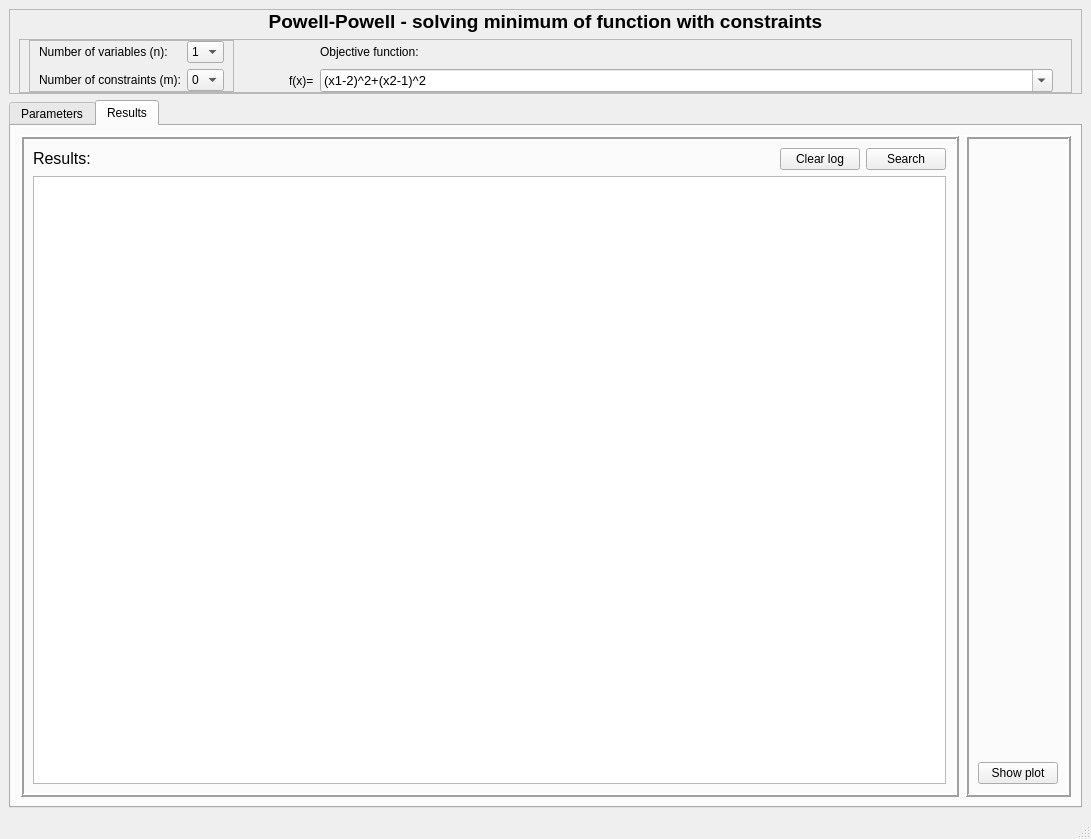
First picture: the form in programQt.ui, repository krasux/Powell_Powell_Optimization_Program, before the edit.
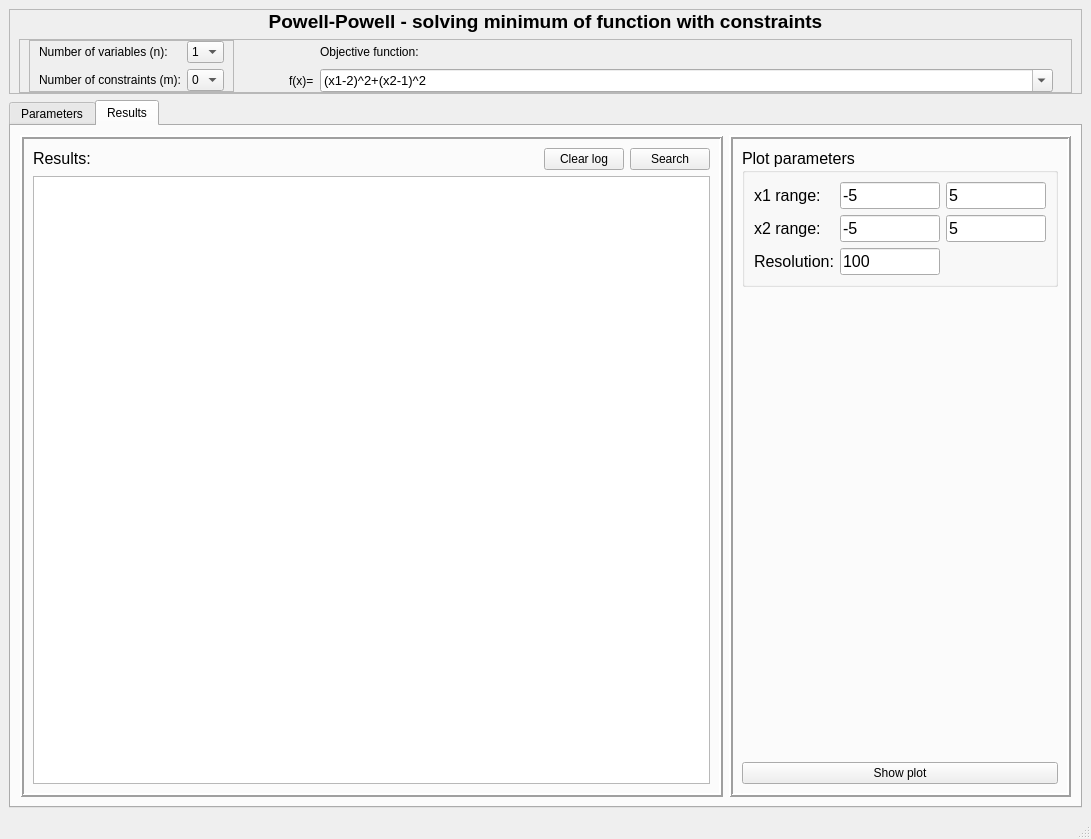
Second picture: the form after the edit. The open tabs and pages were chosen to show the change.

Commit message: Plot parameters added, tabulation order changed

The edit to the form file:
```diff
--- a/programQt.ui
+++ b/programQt.ui
@@ -1618,6 +1618,12 @@
        <layout class="QHBoxLayout" name="horizontalLayout_4">
         <item>
          <widget class="QFrame" name="frame_4">
+          <property name="sizePolicy">
+           <sizepolicy hsizetype="Expanding" vsizetype="Preferred">
+            <horstretch>0</horstretch>
+            <verstretch>0</verstretch>
+           </sizepolicy>
+          </property>
           <property name="frameShape">
            <enum>QFrame::Box</enum>
           </property>
@@ -1700,6 +1706,12 @@
         </item>
         <item>
          <widget class="QFrame" name="frame_5">
+          <property name="sizePolicy">
+           <sizepolicy hsizetype="Maximum" vsizetype="Preferred">
+            <horstretch>0</horstretch>
+            <verstretch>0</verstretch>
+           </sizepolicy>
+          </property>
           <property name="frameShape">
            <enum>QFrame::Box</enum>
           </property>
@@ -1711,7 +1723,137 @@
           </property>
           <layout class="QVBoxLayout" name="verticalLayout_5">
            <item>
-            <spacer name="verticalSpacer_4">
+            <widget class="QGroupBox" name="groupBox">
+             <property name="font">
+              <font>
+               <pointsize>12</pointsize>
+              </font>
+             </property>
+             <property name="title">
+              <string>Plot parameters</string>
+             </property>
+             <layout class="QGridLayout" name="gridLayout_10">
+              <item row="2" column="0">
+               <widget class="QLabel" name="label">
+                <property name="text">
+                 <string>x1 range:</string>
+                </property>
+               </widget>
+              </item>
+              <item row="4" column="2">
+               <widget class="QLineEdit" name="inputX2RangeR">
+                <property name="sizePolicy">
+                 <sizepolicy hsizetype="Fixed" vsizetype="Fixed">
+                  <horstretch>5</horstretch>
+                  <verstretch>0</verstretch>
+                 </sizepolicy>
+                </property>
+                <property name="maximumSize">
+                 <size>
+                  <width>100</width>
+                  <height>16777215</height>
+                 </size>
+                </property>
+                <property name="text">
+                 <string>5</string>
+                </property>
+               </widget>
+              </item>
+              <item row="2" column="2">
+               <widget class="QLineEdit" name="inputX1RangeR">
+                <property name="sizePolicy">
+                 <sizepolicy hsizetype="Fixed" vsizetype="Fixed">
+                  <horstretch>0</horstretch>
+                  <verstretch>0</verstretch>
+                 </sizepolicy>
+                </property>
+                <property name="maximumSize">
+                 <size>
+                  <width>100</width>
+                  <height>16777215</height>
+                 </size>
+                </property>
+                <property name="text">
+                 <string>5</string>
+                </property>
+               </widget>
+              </item>
+              <item row="4" column="0">
+               <widget class="QLabel" name="label_2">
+                <property name="text">
+                 <string>x2 range:</string>
+                </property>
+               </widget>
+              </item>
+              <item row="4" column="1">
+               <widget class="QLineEdit" name="inputX2RangeL">
+                <property name="sizePolicy">
+                 <sizepolicy hsizetype="Preferred" vsizetype="Fixed">
+                  <horstretch>0</horstretch>
+                  <verstretch>0</verstretch>
+                 </sizepolicy>
+                </property>
+                <property name="maximumSize">
+                 <size>
+                  <width>100</width>
+                  <height>16777215</height>
+                 </size>
+                </property>
+                <property name="text">
+                 <string>-5</string>
+                </property>
+               </widget>
+              </item>
+              <item row="2" column="1">
+               <widget class="QLineEdit" name="inputX1RangeL">
+                <property name="sizePolicy">
+                 <sizepolicy hsizetype="Preferred" vsizetype="Fixed">
+                  <horstretch>0</horstretch>
+                  <verstretch>0</verstretch>
+                 </sizepolicy>
+                </property>
+                <property name="maximumSize">
+                 <size>
+                  <width>100</width>
+                  <height>16777215</height>
+                 </size>
+                </property>
+                <property name="text">
+                 <string>-5</string>
+                </property>
+               </widget>
+              </item>
+              <item row="5" column="1">
+               <widget class="QLineEdit" name="inputResolution">
+                <property name="sizePolicy">
+                 <sizepolicy hsizetype="Preferred" vsizetype="Fixed">
+                  <horstretch>0</horstretch>
+                  <verstretch>0</verstretch>
+                 </sizepolicy>
+                </property>
+                <property name="maximumSize">
+                 <size>
+                  <width>100</width>
+                  <height>16777215</height>
+                 </size>
+                </property>
+                <property name="text">
+                 <string>100</string>
+                </property>
+               </widget>
+              </item>
+              <item row="5" column="0">
+               <widget class="QLabel" name="label_3">
+                <property name="text">
+                 <string>Resolution:</string>
+                </property>
+               </widget>
+              </item>
+             </layout>
+            </widget>
+           </item>
+           <item>
+            <spacer name="verticalSpacer_3">
              <property name="orientation">
               <enum>Qt::Vertical</enum>
              </property>
```
Left out of the diff: 48 changed lines with no effect on the pictures. The commit also changes 2 other files.
